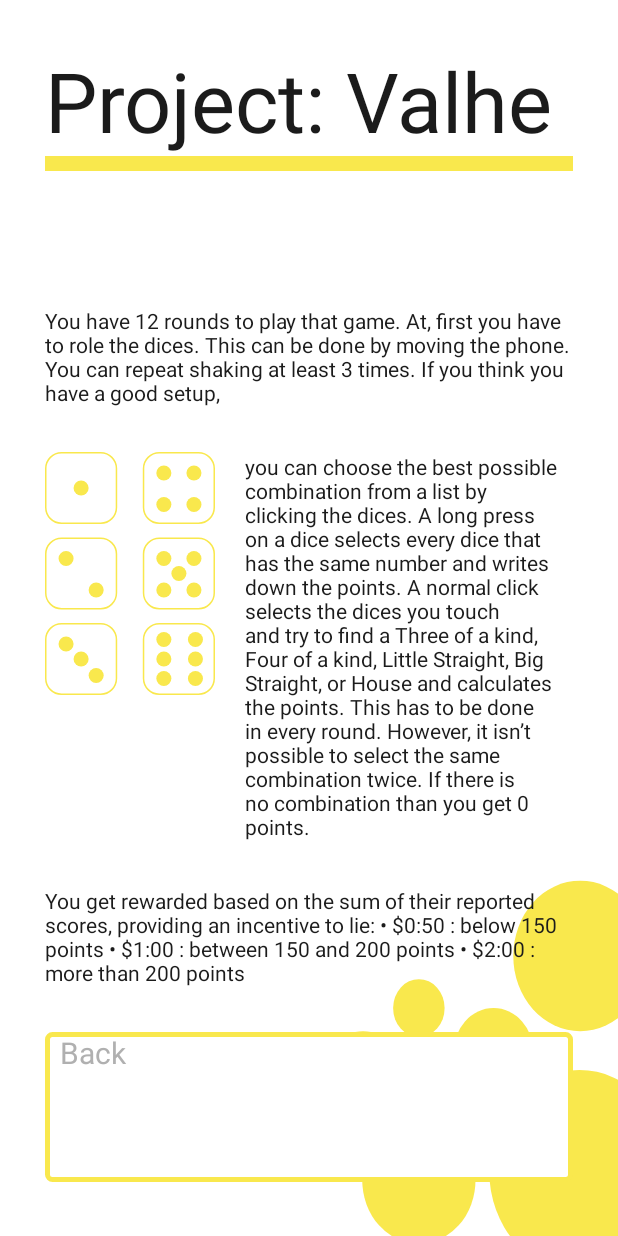
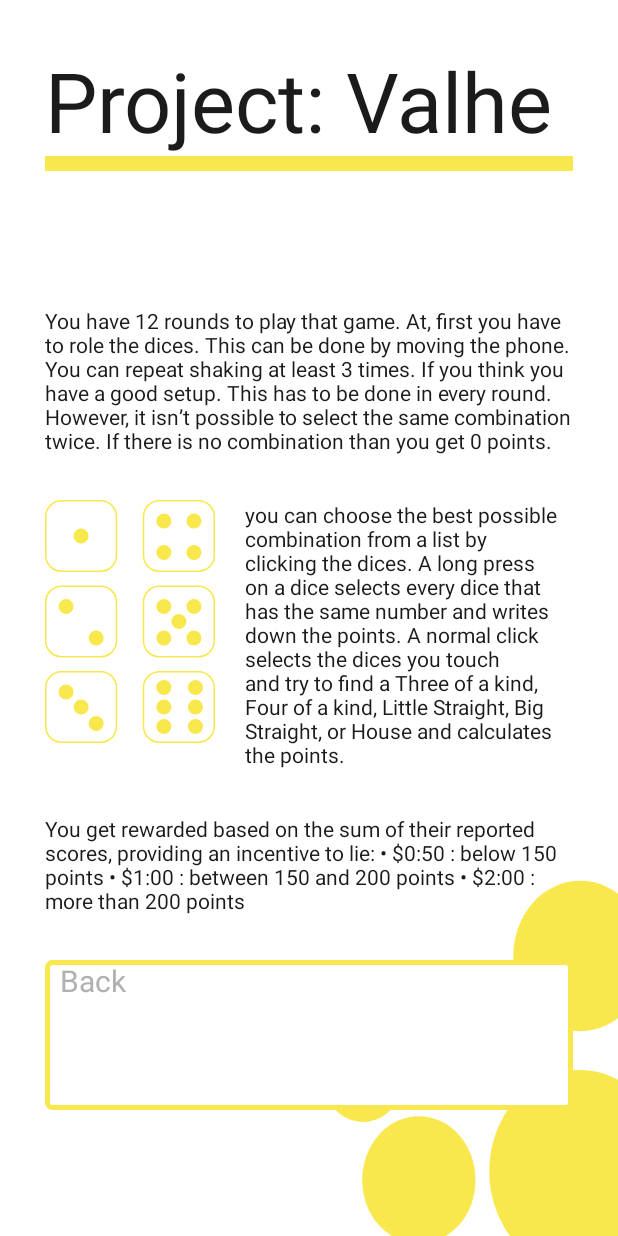
Before and after one commit to JyotsnaGorle/MIS_Final_Project, an Android app: the fragment Information placed in its activity, on a phone screen of 412 x 824 dp. Run offline under Robolectric (Android 15) with nearby library versions, the light colour scheme and no system bars.

Commit message:
update information text once again, so the screen has a better look

```diff
--- a/app/src/main/res/values/strings.xml
+++ b/app/src/main/res/values/strings.xml
@@ -39,7 +39,9 @@
     <string name="informationText_1">
         You have 12 rounds to play that game. At, first you have to
         role the dices. This can be done by moving the phone. You can repeat
-        "shaking" at least 3 times. If you think you have a good setup,
+        "shaking" at least 3 times. If you think you have a good setup.
+        This has to be done in every round. However, it isn’t possible to select
+        the same combination twice. If there is no combination than you get 0 points.
     </string>
     <string name="informationText_2">
         you can choose the best possible combination from a list by
@@ -47,9 +49,7 @@
         that has the same number and writes down the points. A normal click
         selects the dices you touch and try to find a "Three of a kind",
         "Four of a kind", "Little Straight", "Big Straight", or "House" and
-        calculates the points. This has to be done in every round.
-        However, it isn’t possible to select the same combination twice.
-        If there is no combination than you get 0 points.
+        calculates the points.
     </string>
     <string name="informationText_3">
         You get rewarded based on the sum of their reported scores, providing an incentive to lie:
```
